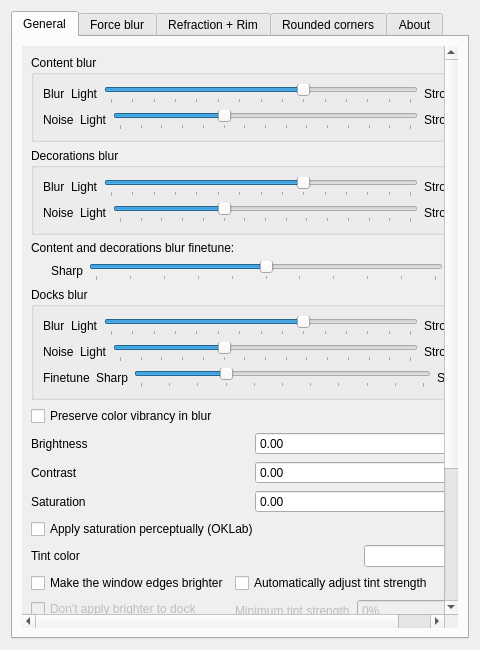
Old version of the form src/kcm/blur_config.ui in the repository 4v3ngR/kwin-effects-glass.
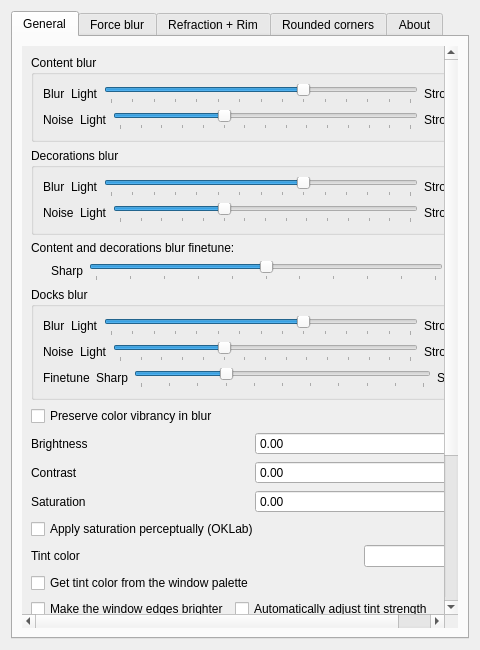
New version of the form. Custom widgets are drawn as their Qt base class.

Commit message: new setting to use the window background color (palette) for the tint color

Patch:
```diff
--- a/src/kcm/blur_config.ui
+++ b/src/kcm/blur_config.ui
@@ -607,6 +607,16 @@
              </item>
             </layout>
            </item>
+           <item>
+            <widget class="QCheckBox" name="kcfg_UseWindowPaletteTint">
+             <property name="text">
+              <string>Get tint color from the window palette</string>
+             </property>
+             <property name="toolTip">
+              <string>Use the window palette's Window background color as the tint color.</string>
+             </property>
+            </widget>
+           </item>
            <item>
             <layout class="QHBoxLayout" name="tintAndEdgeOptionsLayout">
              <item>
```
The commit also changes 5 other files.
